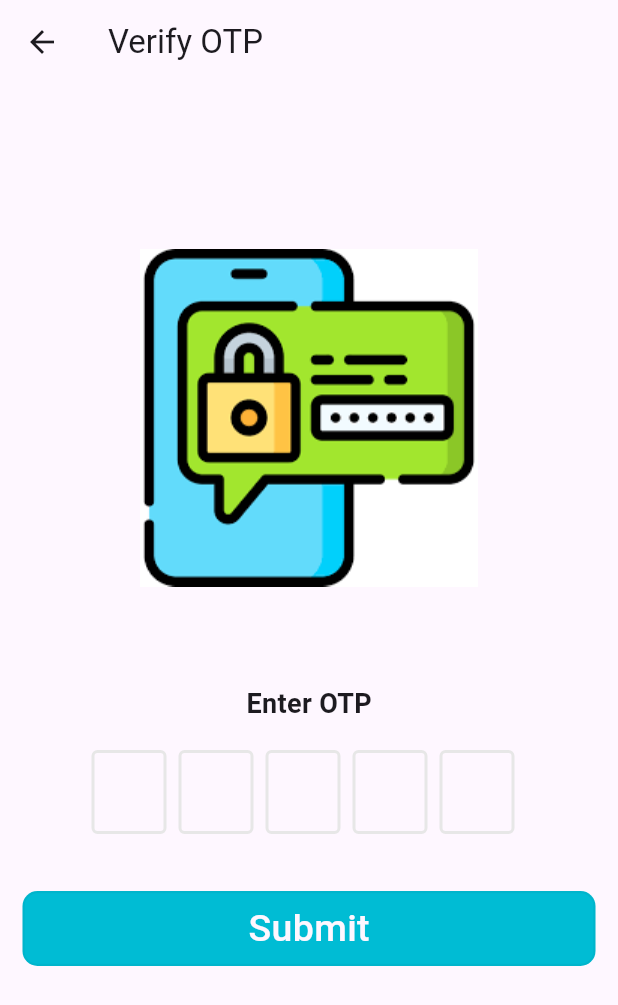
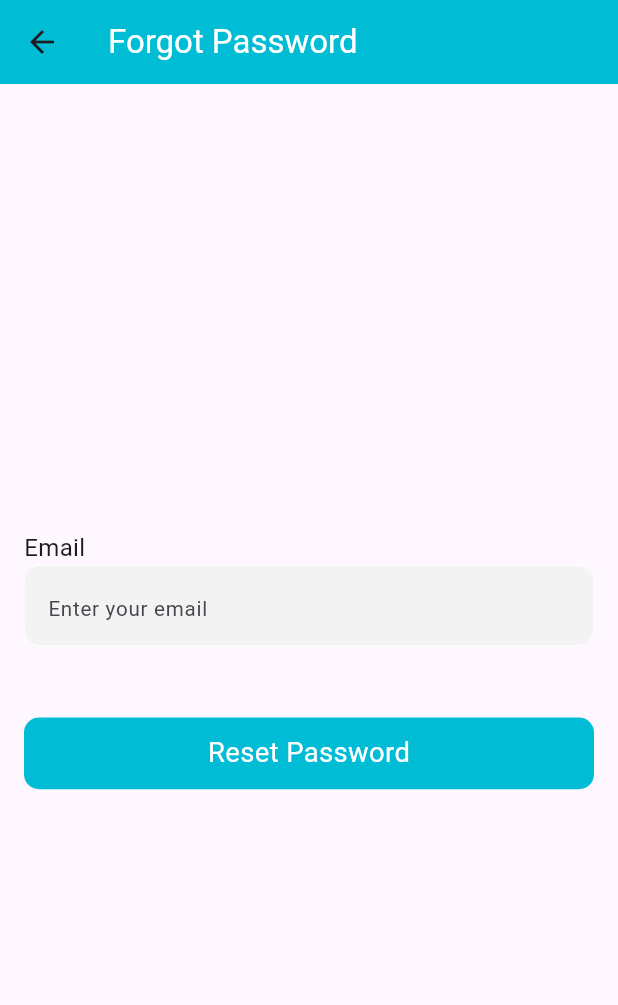
Before and after one commit to srmanry/taskproject, a Flutter app: the screen it shows after launch, after a tap on "Forgot Password ?", on a phone screen of 412 x 824 dp. Shown: the top 1005 px of the screen. Run offline on Flutter 3.47's test engine with Material 3 defaults, Android fonts, the phone set to English and light mode, and no system bars; drawn by our look-alikes of flutter_otp_text_field; our stand-ins replace firebase_auth, firebase_core, flutter_screenutil, get; accounts and stored records are empty; Roboto replaces fonts that are missing (SFProText).

Commit message:
finish task

```diff
--- /dev/null
+++ b/lib/feature/auth/controller/forget_controller.dart
@@ -0,0 +1,35 @@
+import 'package:firebase_auth/firebase_auth.dart';
+import 'package:flutter/material.dart';
+import 'package:get/get.dart';
+import 'package:task_project/feature/auth/view/otp_screen.dart';
+
+class ForgetPasswordContoller extends GetxController{
+
+
+  final TextEditingController emailController = TextEditingController();
+  final FirebaseAuth _auth = FirebaseAuth.instance;
+
+  void resetPassword() async {
+    if (emailController.text.isEmpty) {
+
+      ScaffoldMessenger.of(Get.context!).showSnackBar(
+        SnackBar(content: Text('Please enter your email')),
+      );
+
+      return;
+    }
+    try {
+      await _auth.sendPasswordResetEmail(email: emailController.text);
+      Get.to(OtpScreenView());
+      ScaffoldMessenger.of(Get.context!).showSnackBar(
+        SnackBar(content: Text('Password reset email sent!')),
+      );
+    } catch (e) {
+      ScaffoldMessenger.of(Get.context!).showSnackBar(
+        SnackBar(content: Text("Error: ${e.toString()}")),
+      );
+    }
+  }
+
+
+}
--- a/lib/feature/auth/controller/signin_controller.dart
+++ b/lib/feature/auth/controller/signin_controller.dart
@@ -30,7 +30,8 @@ class SigninController extends GetxController {
       UserCredential userCredential = await _auth.signInWithEmailAndPassword( email: email, password: password,);
       Get.offAll(HomeScreenView());
       ScaffoldMessenger.of(Get.context!).showSnackBar(
-        SnackBar(content: Text('Login Successful!')),  );
+        SnackBar(content: Text('Login Successful!')),
+      );
     } catch (e) {
       String errorMessage = "Login failed! Please try again.";
       ScaffoldMessenger.of(Get.context!).showSnackBar(
--- /dev/null
+++ b/lib/feature/auth/view/forget_passwordscreen.dart
@@ -0,0 +1,47 @@
+import 'package:flutter/material.dart';
+import 'package:flutter_screenutil/flutter_screenutil.dart';
+import 'package:get/get.dart';
+import 'package:get/get_core/src/get_main.dart';
+import 'package:task_project/feature/auth/controller/forget_controller.dart';
+import 'package:task_project/util/dimensions.dart';
+import 'package:task_project/util/style.dart';
+import 'package:task_project/widgets/cumstom_textfild.dart';
+
+class ForgetPasswordscreen extends StatelessWidget {
+
+
+final forgetPasswordContoller = Get.put(ForgetPasswordContoller());
+
+  @override
+  Widget build(BuildContext context) {
+    return Scaffold(
+
+      appBar: AppBar(
+          backgroundColor: Colors.cyan,
+          title: Text("Forgot Password",style: TextStyle(color: Colors.white),)),
+      body: Padding(
+        padding: EdgeInsets.all(16.0),
+        child: Column(
+          mainAxisAlignment: MainAxisAlignment.center,
+          crossAxisAlignment: CrossAxisAlignment.start,
+          children: [
+
+            Text("Email",style: textRegular.copyWith(fontSize: 14.sp),),
+            CustomTextField(
+              controller:forgetPasswordContoller.emailController ,
+              hinText:"Enter your email" ,
+            ),
+
+            SizedBox(height: 40.h),
+
+            InkWell(
+              child: Container( height: 40.h, decoration: BoxDecoration(borderRadius: BorderRadius.circular(Dimensions.defaultSize),  color:Colors.cyan,),
+                child:  Center(child: Text("Reset Password",style: TextStyle(fontSize: 16.sp,color: Colors.white),),),),
+
+              onTap: (){forgetPasswordContoller.resetPassword();},)
+          ],
+        ),
+      ),
+    );
+  }
+}
--- a/lib/feature/auth/view/forget_password.dart
+++ b/lib/feature/auth/view/otp_screen.dart
@@ -7,8 +7,8 @@ import 'package:task_project/widgets/custom_bottom.dart';
 
 import 'reset_password_view.dart';
 
-class ForgetPasswordScreenView extends StatelessWidget {
-  const ForgetPasswordScreenView({super.key});
+class OtpScreenView extends StatelessWidget {
+  const OtpScreenView({super.key});
 
   @override
   Widget build(BuildContext context) {
--- a/lib/feature/auth/view/sign_in_screen.dart
+++ b/lib/feature/auth/view/sign_in_screen.dart
@@ -5,12 +5,13 @@ import 'package:get/get.dart';
 
 import 'package:task_project/feature/auth/controller/auth_controller.dart';
 import 'package:task_project/feature/auth/controller/signin_controller.dart';
+import 'package:task_project/feature/auth/view/forget_passwordscreen.dart';
 import 'package:task_project/feature/auth/view/sigh_up_screen.dart';
 import 'package:task_project/util/dimensions.dart';
 import 'package:task_project/util/style.dart';
 import 'package:task_project/widgets/cumstom_textfild.dart';
 
-import 'forget_password.dart';
+import 'otp_screen.dart';
 
 class SignInScreenView extends StatefulWidget {
   const SignInScreenView({super.key});
@@ -32,7 +33,8 @@ class _SignInScreenViewState extends State<SignInScreenView> {
   Widget build(BuildContext context) {
     return Scaffold(
       backgroundColor: const Color(0xFFFFFFFF),
-      appBar: AppBar( backgroundColor: const Color(0xFFB71C1C), centerTitle: true,
+      appBar: AppBar( backgroundColor: Colors.cyan,
+        centerTitle: true,
         title:  Text("Sign In",style: TextStyle(color: Colors.white,fontSize: 16.sp),),
         foregroundColor: Colors.white,),
 
@@ -57,7 +59,7 @@ class _SignInScreenViewState extends State<SignInScreenView> {
                   children: [
                     Text('Remember ',style: textMedium.copyWith(color:Colors.black,fontSize: Dimensions.twenty )),
                     InkWell(
-                        onTap: (){Get.to(ForgetPasswordScreenView());},
+                        onTap: (){Get.to(ForgetPasswordscreen());},
                         child: Text("Forgot Password ?",style: textMedium.copyWith(color:Colors.red,fontSize: Dimensions.twenty ),)),
                   ],
                 ),
@@ -72,7 +74,7 @@ class _SignInScreenViewState extends State<SignInScreenView> {
                   ))),
               const SizedBox(height: Dimensions.fifty,),
               InkWell(
-                child: Container( height: 40.h, decoration: BoxDecoration(borderRadius: BorderRadius.circular(Dimensions.defaultSize),  color: const Color(0xFFB71C1C),),
+                child: Container( height: 40.h, decoration: BoxDecoration(borderRadius: BorderRadius.circular(Dimensions.defaultSize),  color:Colors.cyan,),
                   child:  Center(child: Text("Sign in",style: TextStyle(fontSize: 16.sp,color: Colors.white),),),),
 
                 onTap: (){signInController.signin();},),
```
Also changed, not shown: lib/feature/auth/controller/otp_controller.dart (added, +32 -0 lines), lib/feature/auth/view/otp_varification.dart (added, +10 -0 lines), lib/feature/auth/view/reset_password_view.dart (+28 -6 lines), lib/feature/auth/view/sigh_up_screen.dart (+4 -4 lines), lib/feature/home/view/about_screen.dart (added, +82 -0 lines), lib/feature/home/view/home_screen.dart (+9 -8 lines).
